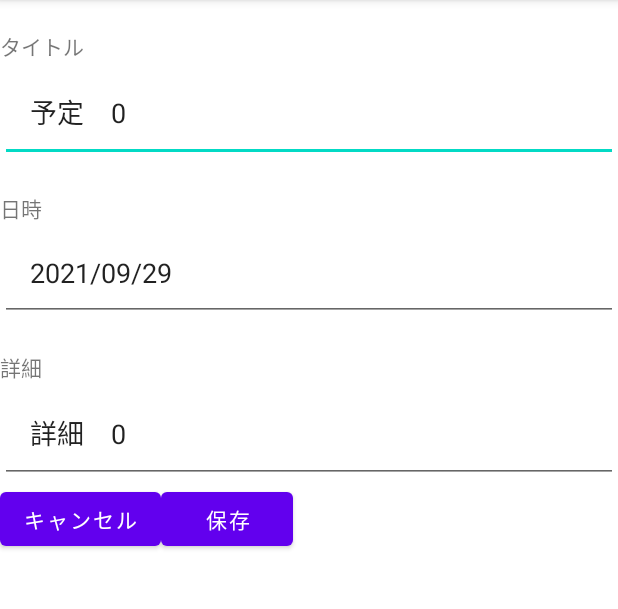
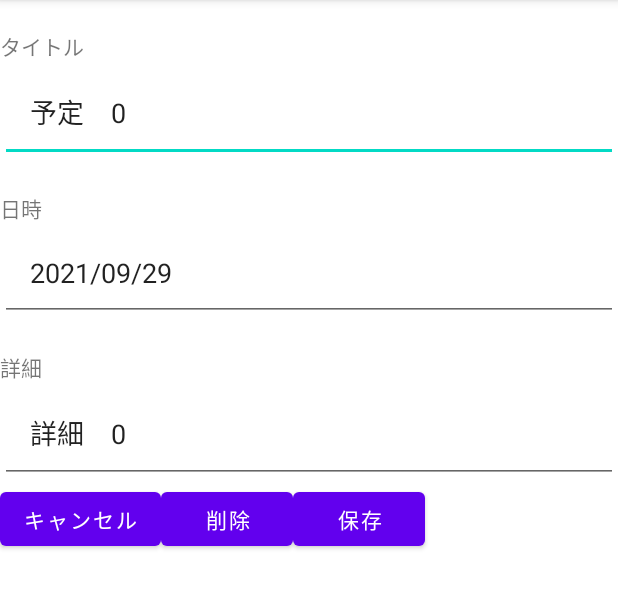
Before and after one commit to test070/ListView, an Android app: the screen it shows after launch (InputActivity), after a tap on an icon or button, on a phone screen of 412 x 824 dp, the part 84-693 px from its top. Run offline under Robolectric (Android 15) with nearby library versions, the phone set to English and light mode, and no system bars.

Commit message:
削除機能追加
入力画面に削除ボタンを追加

```diff
--- a/MyApplication2/app/src/main/java/com/example/myapplication/MainActivity.java
+++ b/MyApplication2/app/src/main/java/com/example/myapplication/MainActivity.java
@@ -25,6 +25,7 @@ public class MainActivity extends AppCompatActivity {
     public static final String RETURN_DATA
             = "com.example.RETURN_DATA";
     public static final int ADD_ITEM_INDEX = -1;//新規追加の場合のインデックス
+    public static final String REMOVE_FLAG = "com.example.REMOVE_FLAG";//削除の場合のインデックス
     private final DBAccess dbAccess= new DBAccess();
     @Override
     protected void onCreate(Bundle savedInstanceState) {
@@ -83,6 +84,9 @@ public class MainActivity extends AppCompatActivity {
                             if(item.getIndex() == ADD_ITEM_INDEX){
                                 //新規追加の場合
                                 dbAccess.addListItem(item);
+                            }else if(item.getContents().equals(REMOVE_FLAG)){
+                                //削除の場合
+                                dbAccess.removeListItem(item.getIndex());
                             }else{
                                 //情報更新の場合
                                 dbAccess.updateListItem(item.getIndex(), item);
--- a/MyApplication2/app/src/main/res/layout/activity_input.xml
+++ b/MyApplication2/app/src/main/res/layout/activity_input.xml
@@ -88,6 +88,11 @@
                 android:layout_height="wrap_content"
                 android:text="キャンセル" />
             <Button
+                android:id="@+id/buttonRemove"
+                android:layout_width="wrap_content"
+                android:layout_height="wrap_content"
+                android:text="削除" />
+            <Button
                 android:id="@+id/buttonExecution"
                 android:layout_width="wrap_content"
                 android:layout_height="wrap_content"
```
Also changed, not shown: MyApplication2/app/src/main/java/com/example/myapplication/InputActivity.java (+18 -3 lines).
